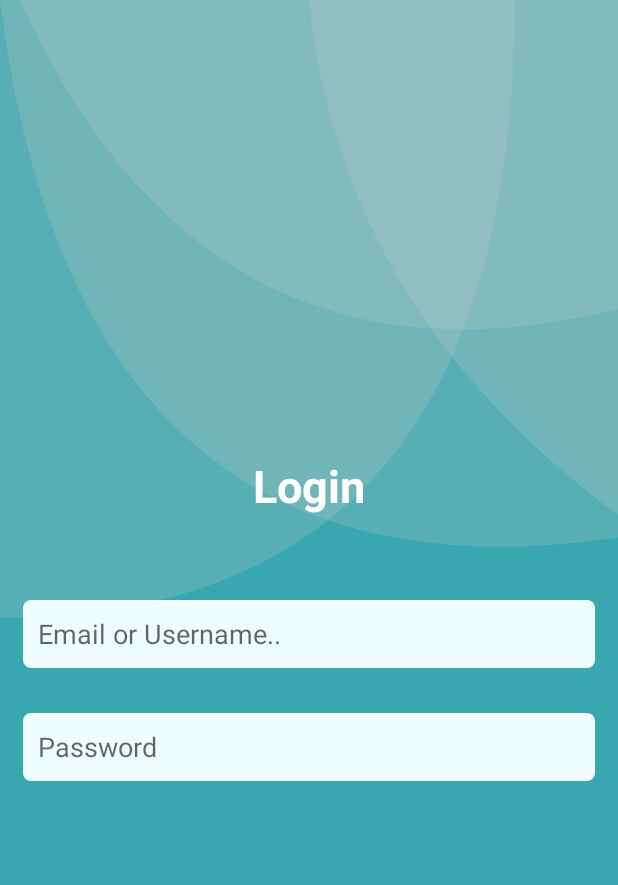
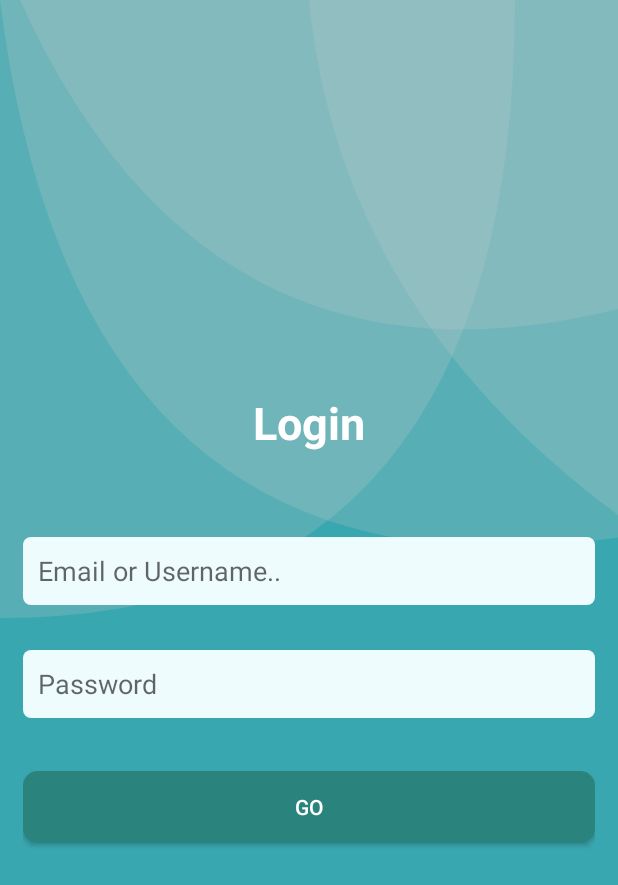
Before and after one commit to tushar09/Modern-App-UI-Design, an Android app: the screen it shows after launch (Login1Activity), on a phone screen of 412 x 824 dp. Shown: the top 885 px of the screen. Run offline under Robolectric (Android 15) with nearby library versions, the phone set to English and light mode, and no system bars.

Commit message:
some color changed

```diff
--- /dev/null
+++ b/app/src/main/res/drawable/rounded_border_login1_button.xml
@@ -0,0 +1,11 @@
+<?xml version="1.0" encoding="utf-8"?>
+<!--  res/drawable/rounded_edittext.xml -->
+<shape xmlns:android="http://schemas.android.com/apk/res/android"
+    android:shape="rectangle" android:padding="10dp">
+    <solid android:color="#2B837E"/>
+    <corners
+        android:bottomRightRadius="10dp"
+        android:bottomLeftRadius="10dp"
+        android:topLeftRadius="10dp"
+        android:topRightRadius="10dp"/>
+</shape>
--- a/app/src/main/res/layout/activity_login1.xml
+++ b/app/src/main/res/layout/activity_login1.xml
@@ -42,6 +42,13 @@
             android:layout_marginTop="30dp"
             android:layout_width="match_parent"
             android:layout_height="45dp"/>
+        <Button
+            android:textColor="@color/white"
+            android:text="@string/go"
+            android:layout_marginTop="35dp"
+            android:background="@drawable/rounded_border_login1_button"
+            android:layout_width="match_parent"
+            android:layout_height="wrap_content"/>
     </LinearLayout>
 
 </FrameLayout>
--- a/app/src/main/res/values/strings.xml
+++ b/app/src/main/res/values/strings.xml
@@ -3,4 +3,5 @@
     <string name="login">Login</string>
     <string name="email_or_username">Email or Username..</string>
     <string name="password">Password</string>
+    <string name="go">Go</string>
 </resources>
```
